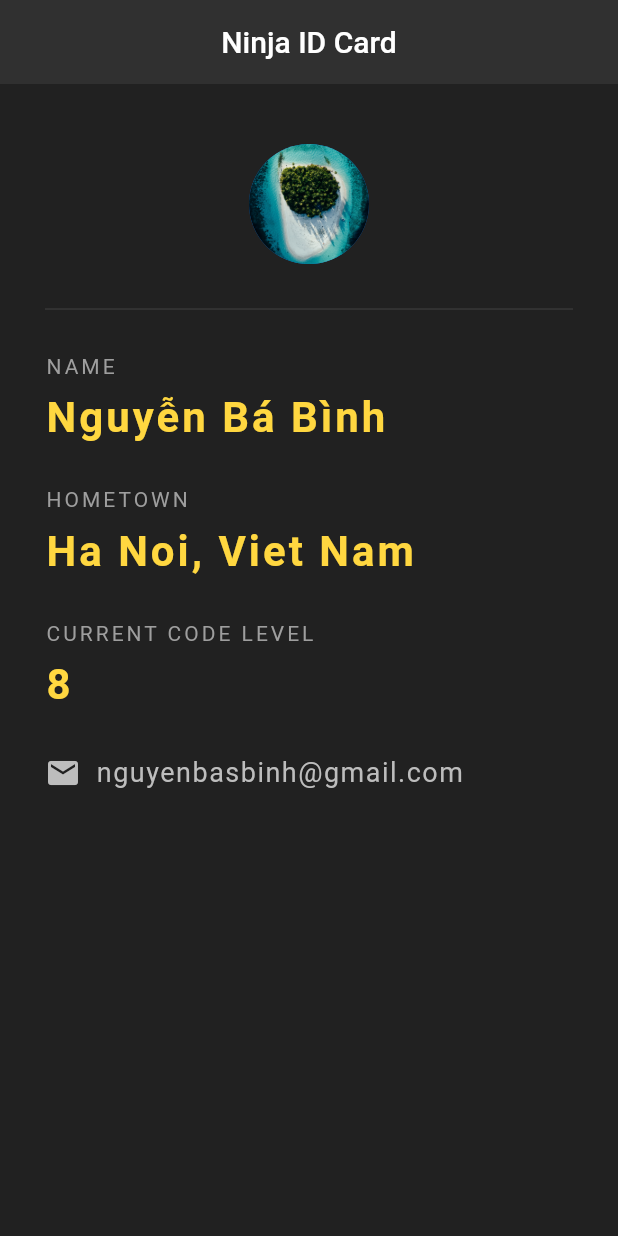
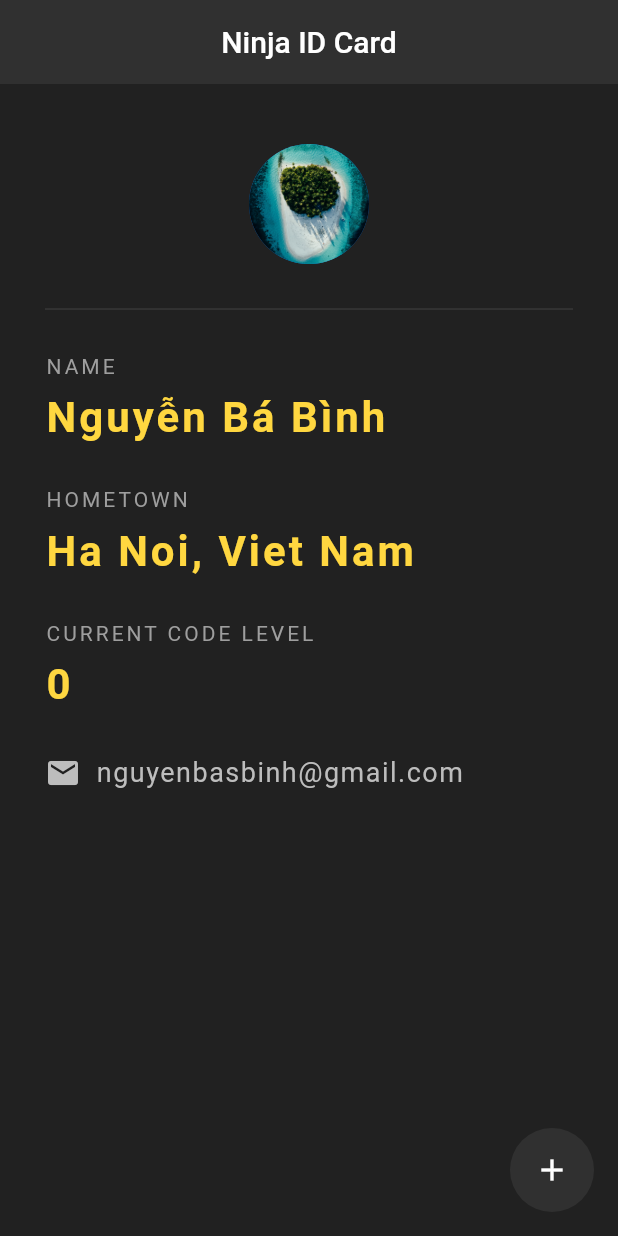
Before and after one commit to BinhT1/Flutter-fundamental, a Flutter app: the screen it shows after launch, on a phone screen of 412 x 824 dp. Run offline on Flutter 3.47's test engine with Material 2 defaults, Android fonts, the phone set to English and light mode, and no system bars.

```diff
--- a/lib/main.dart
+++ b/lib/main.dart
@@ -1,10 +1,17 @@
 import 'package:flutter/material.dart';
 
 void main() => runApp(MaterialApp(
-      home: NinjaCard(),
+      home: NewCard(),
     ));
 
-class NinjaCard extends StatelessWidget {
+class NewCard extends StatefulWidget {
+  @override
+  State<NewCard> createState() => _NewCardState();
+}
+
+class _NewCardState extends State<NewCard> {
+  int codeLevel = 0;
+
   @override
   Widget build(BuildContext context) {
     return Scaffold(
@@ -12,6 +19,16 @@ class NinjaCard extends StatelessWidget {
       appBar: AppBar(
         title: Text('Ninja ID Card'),
         centerTitle: true,
+        backgroundColor: Colors.grey[850],
+        elevation: 0.0,
+      ),
+      floatingActionButton: FloatingActionButton(
+        onPressed: () {
+          setState(() {
+            codeLevel += 1;
+          });
+        },
+        child: Icon(Icons.add),
         backgroundColor: Colors.grey[850],
         elevation: 0.0,
       ),
@@ -75,7 +92,7 @@ class NinjaCard extends StatelessWidget {
             ),
             SizedBox(height: 10.0),
             Text(
-              '8',
+              '$codeLevel',
               style: TextStyle(
                 color: Colors.amberAccent[200],
                 fontWeight: FontWeight.bold,
```
